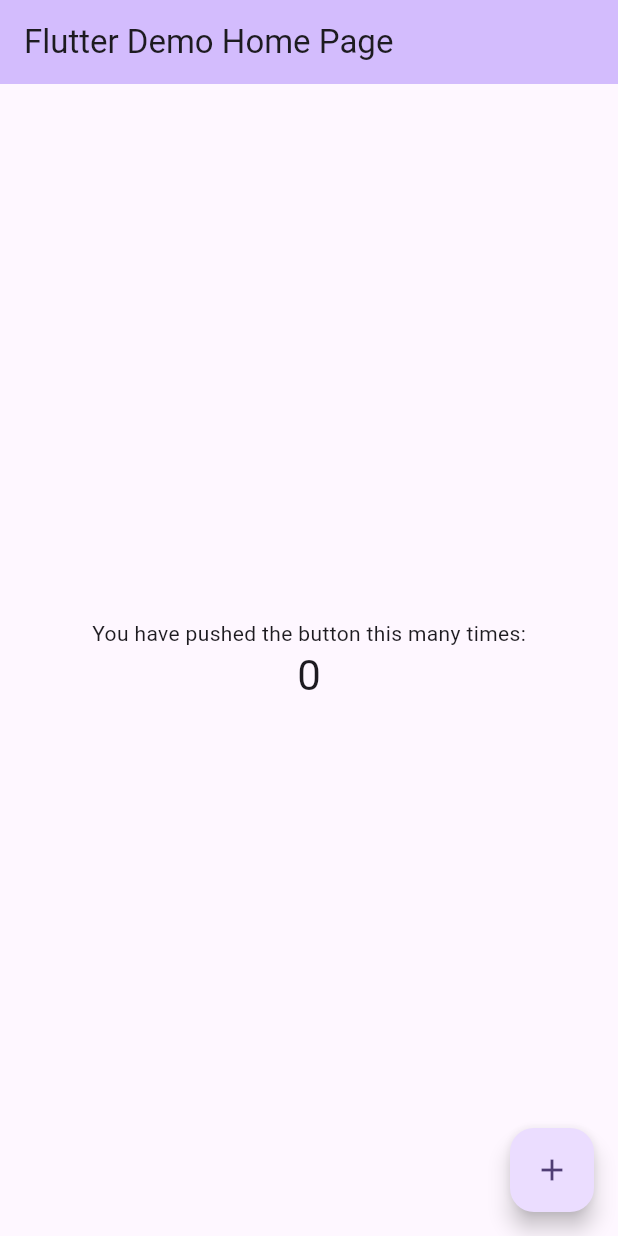
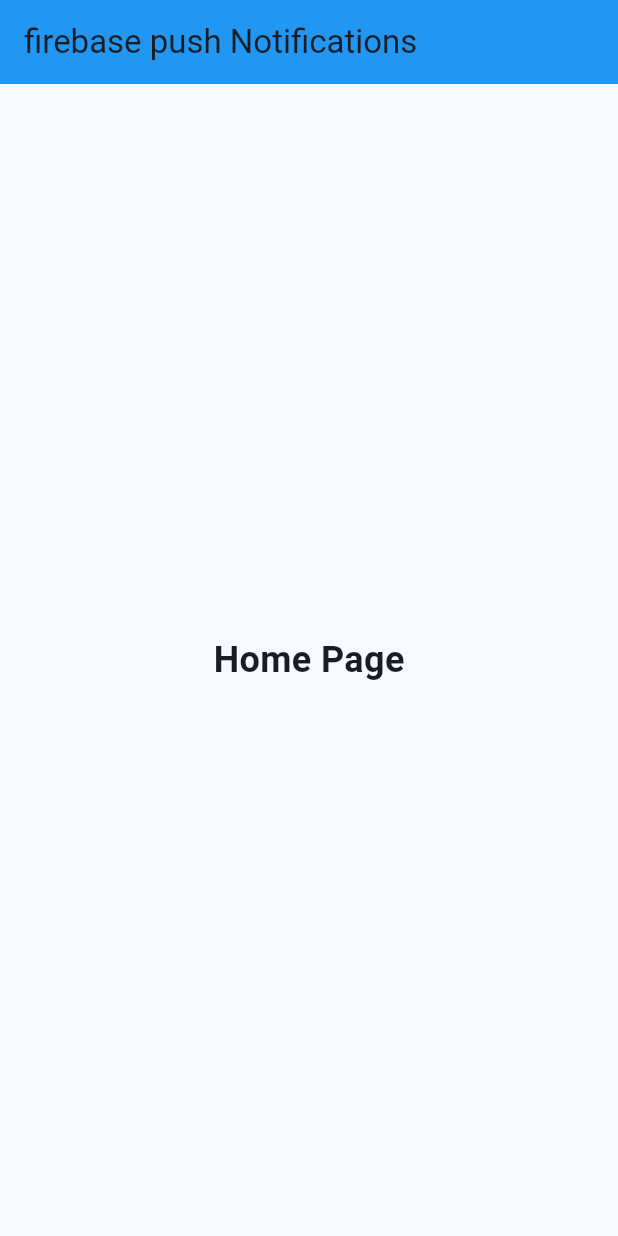
Before and after one commit to deveraz3r/flutter-push-notifications, a Flutter app: the screen it shows after launch, on a phone screen of 412 x 824 dp. Run offline on Flutter 3.47's test engine with Material 3 defaults, Android fonts, the phone set to English and light mode, and no system bars; our stand-ins replace firebase_core, firebase_messaging; accounts and stored records are empty.

Commit message:
push notfication background/terminated state

```diff
--- a/lib/main.dart
+++ b/lib/main.dart
@@ -1,13 +1,16 @@
-import 'package:firebase_analytics/firebase_analytics.dart';
 import 'package:firebase_core/firebase_core.dart';
+import 'package:firebase_push_notfications/pages/home_screen.dart';
+import 'package:firebase_push_notfications/pages/notification_scren.dart';
+import 'package:firebase_push_notfications/utils/routes/route_name.dart';
 import 'package:flutter/material.dart';
 import 'api/firebase_api.dart';
 import 'firebase_options.dart';
 
+final navigatorKey = GlobalKey<NavigatorState>();
+
 void main() async {
   WidgetsFlutterBinding.ensureInitialized();
   await Firebase.initializeApp(options: DefaultFirebaseOptions.currentPlatform);
-  FirebaseAnalytics analytics = FirebaseAnalytics.instance;
   await FirebaseApi().initNotification();
   runApp(const MyApp());
 }
@@ -15,119 +18,19 @@ void main() async {
 class MyApp extends StatelessWidget {
   const MyApp({super.key});
 
-  // This widget is the root of your application.
   @override
   Widget build(BuildContext context) {
     return MaterialApp(
       title: 'Flutter Demo',
+      navigatorKey: navigatorKey,
       theme: ThemeData(
-        // This is the theme of your application.
-        //
-        // TRY THIS: Try running your application with "flutter run". You'll see
-        // the application has a purple toolbar. Then, without quitting the app,
-        // try changing the seedColor in the colorScheme below to Colors.green
-        // and then invoke "hot reload" (save your changes or press the "hot
-        // reload" button in a Flutter-supported IDE, or press "r" if you used
-        // the command line to start the app).
-        //
-        // Notice that the counter didn't reset back to zero; the application
-        // state is not lost during the reload. To reset the state, use hot
-        // restart instead.
-        //
-        // This works for code too, not just values: Most code changes can be
-        // tested with just a hot reload.
-        colorScheme: ColorScheme.fromSeed(seedColor: Colors.deepPurple),
+        colorScheme: ColorScheme.fromSeed(seedColor: Colors.blue),
         useMaterial3: true,
       ),
-      home: const MyHomePage(title: 'Flutter Demo Home Page'),
+      home: const HomeScreen(),
+      routes: {
+        RouteName.notificationScreen: (context) => const NotificationScreen()
+      },
     );
   }
 }
-
-class MyHomePage extends StatefulWidget {
-  const MyHomePage({super.key, required this.title});
-
-  // This widget is the home page of your application. It is stateful, meaning
-  // that it has a State object (defined below) that contains fields that affect
-  // how it looks.
-
-  // This class is the configuration for the state. It holds the values (in this
-  // case the title) provided by the parent (in this case the App widget) and
-  // used by the build method of the State. Fields in a Widget subclass are
-  // always marked "final".
-
-  final String title;
-
-  @override
-  State<MyHomePage> createState() => _MyHomePageState();
-}
-
-class _MyHomePageState extends State<MyHomePage> {
-  int _counter = 0;
-
-  void _incrementCounter() {
-    setState(() {
-      // This call to setState tells the Flutter framework that something has
-      // changed in this State, which causes it to rerun the build method below
-      // so that the display can reflect the updated values. If we changed
-      // _counter without calling setState(), then the build method would not be
-      // called again, and so nothing would appear to happen.
-      _counter++;
-    });
-  }
-
-  @override
-  Widget build(BuildContext context) {
-    // This method is rerun every time setState is called, for instance as done
-    // by the _incrementCounter method above.
-    //
-    // The Flutter framework has been optimized to make rerunning build methods
-    // fast, so that you can just rebuild anything that needs updating rather
-    // than having to individually change instances of widgets.
-    return Scaffold(
-      appBar: AppBar(
-        // TRY THIS: Try changing the color here to a specific color (to
-        // Colors.amber, perhaps?) and trigger a hot reload to see the AppBar
-        // change color while the other colors stay the same.
-        backgroundColor: Theme.of(context).colorScheme.inversePrimary,
-        // Here we take the value from the MyHomePage object that was created by
-        // the App.build method, and use it to set our appbar title.
-        title: Text(widget.title),
-      ),
-      body: Center(
-        // Center is a layout widget. It takes a single child and positions it
-        // in the middle of the parent.
-        child: Column(
-          // Column is also a layout widget. It takes a list of children and
-          // arranges them vertically. By default, it sizes itself to fit its
-          // children horizontally, and tries to be as tall as its parent.
-          //
-          // Column has various properties to control how it sizes itself and
-          // how it positions its children. Here we use mainAxisAlignment to
-          // center the children vertically; the main axis here is the vertical
-          // axis because Columns are vertical (the cross axis would be
-          // horizontal).
-          //
-          // TRY THIS: Invoke "debug painting" (choose the "Toggle Debug Paint"
-          // action in the IDE, or press "p" in the console), to see the
-          // wireframe for each widget.
-          mainAxisAlignment: MainAxisAlignment.center,
-          children: <Widget>[
-            const Text(
-              'You have pushed the button this many times:',
-            ),
-            Text(
-              '$_counter',
-              style: Theme.of(context).textTheme.headlineMedium,
-            ),
-          ],
-        ),
-      ),
-      floatingActionButton: FloatingActionButton(
-        onPressed: _incrementCounter,
-        tooltip: 'Increment',
-        child: const Icon(Icons.add),
-      ), // This trailing comma makes auto-formatting nicer for build methods.
-    );
-  }
-}
--- /dev/null
+++ b/lib/pages/home_screen.dart
@@ -0,0 +1,21 @@
+import 'package:flutter/material.dart';
+
+class HomeScreen extends StatelessWidget {
+  const HomeScreen({super.key});
+
+  @override
+  Widget build(BuildContext context) {
+    return Scaffold(
+      appBar: AppBar(
+        backgroundColor: Colors.blue,
+        title: const Text("firebase push Notifications"),
+      ),
+      body: const Center(
+        child: Text(
+          "Home Page",
+          style: TextStyle(fontWeight: FontWeight.bold, fontSize: 24),
+        ),
+      ),
+    );
+  }
+}
--- /dev/null
+++ b/lib/utils/routes/route_name.dart
@@ -0,0 +1,4 @@
+class RouteName {
+  static const homeScreen = "/home_screen";
+  static const notificationScreen = "/notification_screen";
+}
--- a/pubspec.yaml
+++ b/pubspec.yaml
@@ -37,7 +37,6 @@ dependencies:
   cupertino_icons: ^1.0.8
   firebase_core: ^3.8.0
   firebase_messaging: ^15.1.5
-  firebase_analytics: ^11.3.5
 
 dev_dependencies:
   flutter_test:
```
Also changed, not shown: lib/api/firebase_api.dart (+41 -4 lines), lib/pages/notification_scren.dart (added, +28 -0 lines), lib/utils/routes/routes.dart (added, +28 -0 lines), lib/utils/app_urls.dart (added), pubspec.lock, 1 other file.
